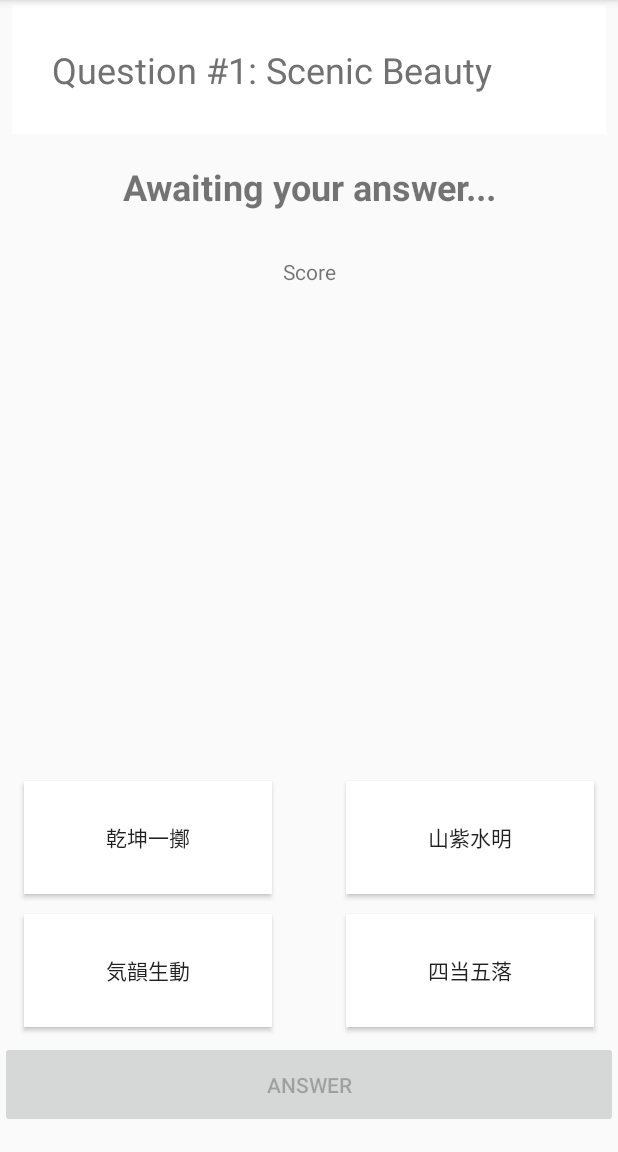
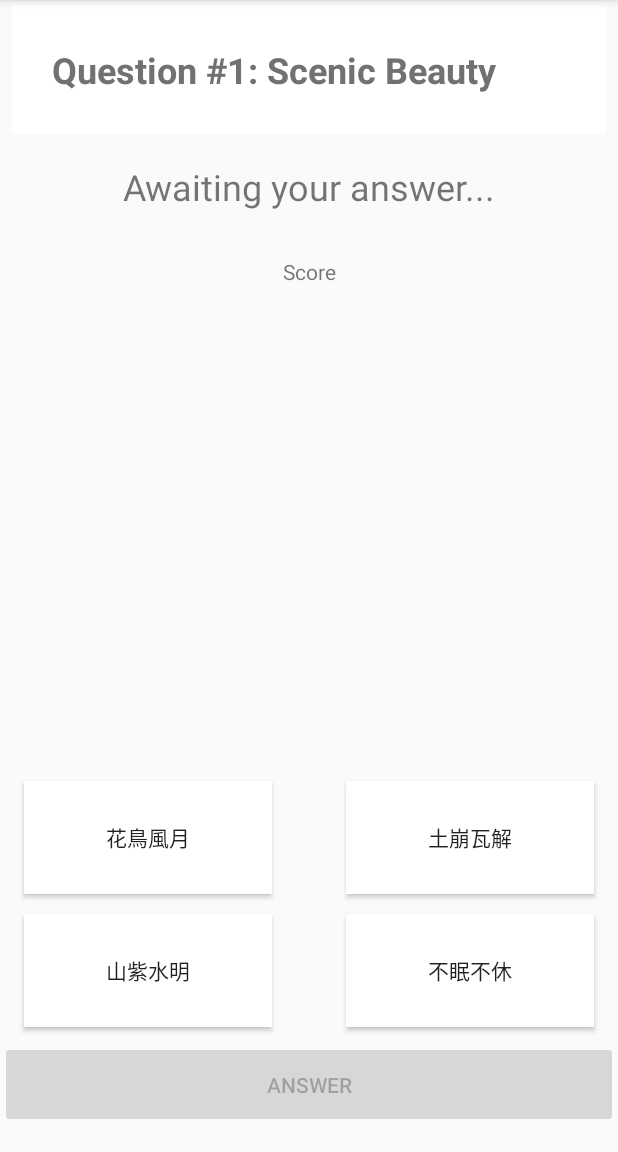
Before and after one commit to mosesweb/JapaneseWordsSimpleQuiz, an Android app: the wordTestActivity screen opened directly, with no data from a screen before it, on a phone screen of 412 x 824 dp, the part 84-1236 px from its top. Run offline under Robolectric (Android 15) with nearby library versions, the phone set to English and light mode, and no system bars.

Commit message:
more words added

```diff
--- a/app/src/main/java/com/example/studerande/japanesewords/wordTestActivity.java
+++ b/app/src/main/java/com/example/studerande/japanesewords/wordTestActivity.java
@@ -55,6 +55,11 @@ public class wordTestActivity extends AppCompatActivity {
                 "水, みず, (mizu) Water 明, あか・るい, (akarui) Bright\n" +
                 "Together they form this word of a beautiful scene."));
 
+        mylist.add(new word("不眠不休", "ふみんふきゅう", "fuminfukyuu", "without sleep or rest", ""));
+        mylist.add(new word("花鳥風月", "かちょうふうげつ", "kachoufuugetsu", "Beauties of Nature", ""));
+        mylist.add(new word("被害妄想", "ひがいもうそう", "higaimousou", "Persecution Complex", ""));
+        mylist.add(new word("土崩瓦解", "どほうがかい", "dohougakai", "Complete Collapse", "Since roof titles shatters if the ground collapses, it is beyond repair when the ground breaks.\n"));
+        mylist.add(new word("独立独歩", "どくりつどっぽ", "dokuritsudoppo", "Self-Reliance", "One who takes himself through the road ahead by his own power without relying on others. One who without influences from others takes decisions by himself and acts just as he believes alone."));
         mylist.add(new word("複雑多岐", "ふくざつたき", "fukuzatsutaki", "Complex and Wide-Ranging", ""));
         mylist.add(new word("四当五落", "よんとうごらく", "yontōgoraku", "Sleep four hours and pass, sleep five hours and fail", ""));
         mylist.add(new word("乾坤一擲", "けんこんいってき", "kenkonitteki", "Play all for nothing", ""));
@@ -186,7 +191,7 @@ public class wordTestActivity extends AppCompatActivity {
         btn4.setBackgroundResource(R.color.whiteDef);
 
         TextView result_textview = (TextView) findViewById(R.id.result_text);
-        result_textview.setText("Awaiting your answer...");
+        result_textview.setText((amountofQuestions - current_word_num) + " words left. Awaiting your next answer...");
         result_textview.setBackgroundResource(R.color.whiteDef);
 
         TextView description_textview = (TextView) findViewById(R.id.description_textview);
--- a/app/src/main/res/layout/activity_word_test.xml
+++ b/app/src/main/res/layout/activity_word_test.xml
@@ -32,7 +32,8 @@
         app:layout_constraintTop_toTopOf="parent"
         tools:layout_constraintLeft_creator="1"
         tools:layout_constraintRight_creator="1"
-        tools:layout_constraintTop_creator="1" />
+        tools:layout_constraintTop_creator="1"
+        android:textStyle="bold"/>
 
     <Button
         android:id="@+id/ansr_btn3"
@@ -130,22 +131,19 @@
         android:layout_marginLeft="8dp"
         android:layout_marginRight="8dp"
         app:layout_constraintHorizontal_bias="0.0"
-        android:textStyle="bold"/>
+        />
 
     <TextView
         android:id="@+id/description_textview"
         android:layout_width="0dp"
         android:layout_height="wrap_content"
-        android:layout_marginBottom="8dp"
         android:layout_marginTop="29dp"
         android:padding="20px"
         android:textSize="15sp"
-        app:layout_constraintBottom_toTopOf="@+id/ansr_btn1"
         app:layout_constraintHorizontal_bias="0.0"
         app:layout_constraintLeft_toLeftOf="parent"
         app:layout_constraintRight_toRightOf="parent"
         app:layout_constraintTop_toTopOf="@+id/howmanycorrect"
-        app:layout_constraintVertical_bias="0.0"
         tools:layout_constraintBottom_creator="1"
         tools:layout_constraintLeft_creator="1"
         tools:layout_constraintRight_creator="1"
@@ -153,7 +151,8 @@
         tools:text="text here"
         android:maxLines = "4"
         android:scrollbars = "vertical"
-        />
+        android:layout_marginBottom="8dp"
+        app:layout_constraintBottom_toTopOf="@+id/ansr_btn1" />
 
     <TextView
         android:id="@+id/howmanycorrect"
```
